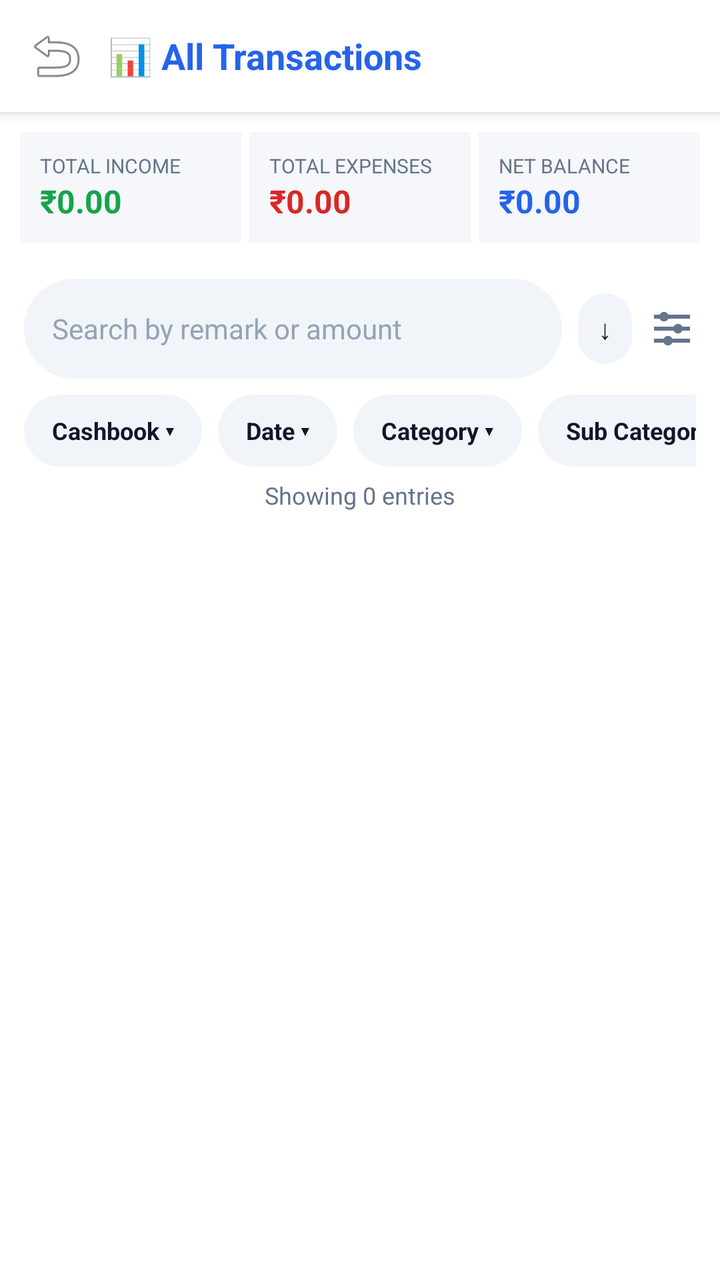
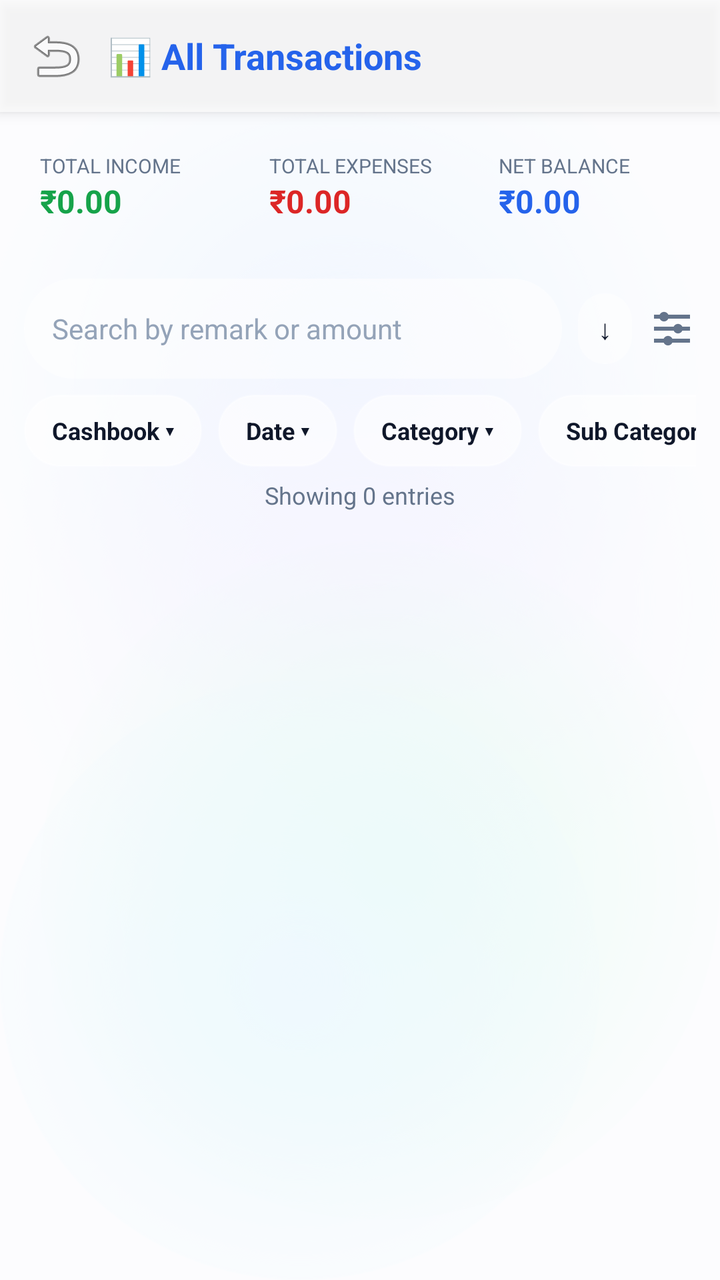

Two renders of the same Android screen: before a commit and after it. Below are the layout's source before the change and the commit's diff.
<!-- AndroidManifest.xml: application theme Theme.ExpenseOS -->
<!-- res/layout/activity_all_transactions.xml -->
<?xml version="1.0" encoding="utf-8"?>
<LinearLayout xmlns:android="http://schemas.android.com/apk/res/android"
    xmlns:app="http://schemas.android.com/apk/res-auto"
    android:layout_width="match_parent"
    android:layout_height="match_parent"
    android:orientation="vertical"
    android:background="@color/bg_card">

    
    <LinearLayout
        android:layout_width="match_parent"
        android:layout_height="56dp"
        android:gravity="center_vertical"
        android:orientation="horizontal"
        android:paddingHorizontal="8dp"
        android:background="@color/nav_bg"
        android:elevation="4dp">

        <ImageButton
            android:id="@+id/btnAllTxnBack"
            android:layout_width="40dp"
            android:layout_height="40dp"
            android:background="?attr/selectableItemBackgroundBorderless"
            android:src="@android:drawable/ic_menu_revert" />

        <TextView
            android:layout_width="wrap_content"
            android:layout_height="wrap_content"
            android:layout_marginStart="6dp"
            android:text="📊 All Transactions"
            android:textColor="@color/primary"
            android:textSize="18sp"
            android:textStyle="bold" />
    </LinearLayout>

    
    <LinearLayout
        android:layout_width="match_parent"
        android:layout_height="wrap_content"
        android:orientation="horizontal"
        android:padding="10dp">

        <LinearLayout
            android:layout_width="0dp"
            android:layout_height="wrap_content"
            android:layout_weight="1"
            android:layout_marginEnd="4dp"
            android:orientation="vertical"
            android:background="@color/bg"
            android:padding="10dp">

            <TextView
                android:text="TOTAL INCOME"
                android:textSize="10sp"
                android:textColor="@color/text_muted"
                android:layout_width="wrap_content"
                android:layout_height="wrap_content" />

            <TextView
                android:id="@+id/tv_total_income"
                android:text="₹0.00"
                android:textSize="16sp"
                android:textStyle="bold"
                android:textColor="@color/green"
                android:layout_width="wrap_content"
                android:layout_height="wrap_content" />
        </LinearLayout>

        <LinearLayout
            android:layout_width="0dp"
            android:layout_height="wrap_content"
            android:layout_weight="1"
            android:layout_marginEnd="4dp"
            android:orientation="vertical"
            android:background="@color/bg"
            android:padding="10dp">

            <TextView
                android:text="TOTAL EXPENSES"
                android:textSize="10sp"
                android:textColor="@color/text_muted"
                android:layout_width="wrap_content"
                android:layout_height="wrap_content" />

            <TextView
                android:id="@+id/tv_total_expense"
                android:text="₹0.00"
                android:textSize="16sp"
                android:textStyle="bold"
                android:textColor="@color/red"
                android:layout_width="wrap_content"
                android:layout_height="wrap_content" />
        </LinearLayout>

        <LinearLayout
            android:layout_width="0dp"
            android:layout_height="wrap_content"
            android:layout_weight="1"
            android:orientation="vertical"
            android:background="@color/bg"
            android:padding="10dp">

            <TextView
                android:text="NET BALANCE"
                android:textSize="10sp"
                android:textColor="@color/text_muted"
                android:layout_width="wrap_content"
                android:layout_height="wrap_content" />

            <TextView
                android:id="@+id/tv_net_balance"
                android:text="₹0.00"
                android:textSize="16sp"
                android:textStyle="bold"
                android:textColor="@color/primary"
                android:layout_width="wrap_content"
                android:layout_height="wrap_content" />
        </LinearLayout>
    </LinearLayout>

    
    <LinearLayout
        android:layout_width="match_parent"
        android:layout_height="wrap_content"
        android:gravity="center_vertical"
        android:orientation="horizontal"
        android:paddingHorizontal="12dp"
        android:paddingVertical="8dp">

        <EditText
            android:id="@+id/etTxnSearch"
            android:layout_width="0dp"
            android:layout_height="wrap_content"
            android:layout_weight="1"
            android:layout_marginEnd="8dp"
            android:hint="Search by remark or amount"
            android:background="@drawable/bg_search_box"
            android:paddingHorizontal="12dp" />

        <TextView
            android:id="@+id/btnSortToggle"
            android:layout_width="wrap_content"
            android:layout_height="wrap_content"
            android:layout_marginEnd="8dp"
            android:background="@drawable/bg_filter_chip"
            android:clickable="true"
            android:focusable="true"
            android:paddingHorizontal="10dp"
            android:paddingVertical="8dp"
            android:text="↓"
            android:textColor="@color/text"
            android:textSize="14sp" />

        <ImageButton
            android:id="@+id/btnTxnFilter"
            android:layout_width="wrap_content"
            android:layout_height="wrap_content"
            android:background="?attr/selectableItemBackgroundBorderless"
            android:src="@drawable/ic_filter"
            app:tint="@color/text_muted" />
    </LinearLayout>

    
    <HorizontalScrollView
        android:layout_width="match_parent"
        android:layout_height="wrap_content"
        android:scrollbars="none"
        android:paddingHorizontal="12dp">

        <LinearLayout
            android:layout_width="wrap_content"
            android:layout_height="wrap_content"
            android:orientation="horizontal">

            <TextView
                android:id="@+id/chipCashBook"
                style="@style/FilterChip"
                android:text="Cashbook ▾" />

            <TextView
                android:id="@+id/chipDate"
                style="@style/FilterChip"
                android:text="Date ▾" />

            <TextView
                android:id="@+id/chipCategory"
                style="@style/FilterChip"
                android:text="Category ▾" />

            <TextView
                android:id="@+id/chipSubCategory"
                style="@style/FilterChip"
                android:text="Sub Category ▾" />

            <TextView
                android:id="@+id/chipAmount"
                style="@style/FilterChip"
                android:text="Amount ▾" />

            <TextView
                android:id="@+id/chipPaymentType"
                style="@style/FilterChip"
                android:text="Payment Type ▾" />

            <TextView
                android:id="@+id/chipAttachment"
                style="@style/FilterChip"
                android:text="Attachment ▾" />
        </LinearLayout>
    </HorizontalScrollView>

    <TextView
        android:id="@+id/tvEntryCount"
        android:layout_width="wrap_content"
        android:layout_height="wrap_content"
        android:layout_gravity="center"
        android:layout_marginVertical="6dp"
        android:text="Showing 0 entries"
        android:textColor="@color/text_muted"
        android:textSize="12sp" />

    <androidx.recyclerview.widget.RecyclerView
        android:id="@+id/rv_transactions"
        android:layout_width="match_parent"
        android:layout_height="0dp"
        android:layout_weight="1"
        android:clipToPadding="false"
        android:paddingBottom="12dp" />
</LinearLayout>
<!-- resources referenced by this layout -->
<resources>
  <color name="bg">#F5F7FB</color>
  <color name="bg_card">#FFFFFF</color>
  <color name="nav_bg">#FFFFFF</color>
  <style name="FilterChip">
          <item name="android:layout_width">wrap_content</item>
          <item name="android:layout_height">@dimen/chip_height</item>
          <item name="android:layout_marginEnd">@dimen/space_2</item>
          <item name="android:background">@drawable/selector_chip</item>
          <item name="android:clickable">true</item>
          <item name="android:focusable">true</item>
          <item name="android:gravity">center_vertical</item>
          <item name="android:paddingHorizontal">14dp</item>
          <item name="android:textColor">@color/text</item>
          <item name="android:textSize">@dimen/type_caption</item>
          <item name="android:textStyle">bold</item>
      </style>
  <style name="Theme.ExpenseOS" parent="Theme.MaterialComponents.DayNight.NoActionBar">
          <item name="colorPrimary">@color/primary</item>
          <item name="colorPrimaryVariant">@color/primary_dark</item>
          <item name="colorPrimaryDark">@color/primary_dark</item>
          <item name="colorOnPrimary">@color/on_primary</item>
          <item name="colorSecondary">@color/secondary</item>
          <item name="colorSecondaryVariant">@color/secondary_dark</item>
          <item name="colorOnSecondary">@color/on_primary</item>
          <item name="colorAccent">@color/primary</item>
          <item name="colorSurface">@color/surface</item>
          <item name="colorOnSurface">@color/text</item>
          <item name="colorOnBackground">@color/text</item>
          <item name="colorError">@color/danger</item>
          <item name="android:colorBackground">@color/bg</item>
          <item name="android:windowBackground">@color/bg</item>
  
          <item name="android:textColorPrimary">@color/text</item>
          <item name="android:textColorSecondary">@color/text_muted</item>
          <item name="android:textColorHint">@color/text_hint</item>
          <item name="android:fontFamily">sans-serif</item>
          <item name="fontFamily">sans-serif</item>
  
          
          <item name="android:statusBarColor">@color/bg</item>
          <item name="android:navigationBarColor">@color/nav_bg</item>
          <item name="android:windowLightStatusBar">true</item>
          <item name="android:windowLightNavigationBar" tools:targetApi="o_mr1">true</item>
          <item name="android:forceDarkAllowed" tools:targetApi="q">false</item>
  
          
          <item name="editTextStyle">@style/Widget.ExpenseOS.EditText</item>
          <item name="materialAlertDialogTheme">@style/ThemeOverlay.ExpenseOS.Dialog</item>
          <item name="bottomSheetDialogTheme">@style/ThemeOverlay.ExpenseOS.BottomSheet</item>
          <item name="materialTimePickerTheme">@style/ThemeOverlay.ExpenseOS.TimePicker</item>
          <item name="android:windowAnimationStyle">@style/Animation.ExpenseOS.Window</item>
          <item name="android:windowActivityTransitions">true</item>
          <item name="android:windowContentTransitions">true</item>
      </style>
  <color name="surface_2">#F1F5F9</color>
  <!-- drawable selector_chip (drawable) -->
  <?xml version="1.0" encoding="utf-8"?>
  <selector xmlns:android="http://schemas.android.com/apk/res/android">
      <item android:state_selected="true">
          <shape android:shape="rectangle">
              <solid android:color="@color/primary" />
              <corners android:radius="999dp" />
          </shape>
      </item>
      <item android:state_activated="true">
          <shape android:shape="rectangle">
              <solid android:color="@color/primary" />
              <corners android:radius="999dp" />
          </shape>
      </item>
      <item>
          <shape android:shape="rectangle">
              <solid android:color="@color/surface_2" />
              <corners android:radius="999dp" />
          </shape>
      </item>
  </selector>
  <color name="surface">#FFFFFF</color>
  <!-- unchanged entries left out for length: 27 -->
</resources>

<!-- the commit's change to res/layout/activity_all_transactions.xml (unified diff, before → after) -->
@@ -46,7 +46,7 @@
             android:layout_weight="1"
             android:layout_marginEnd="4dp"
             android:orientation="vertical"
-            android:background="@color/bg"
+            android:background="@android:color/transparent"
             android:padding="10dp">
 
             <TextView
@@ -72,7 +72,7 @@
             android:layout_weight="1"
             android:layout_marginEnd="4dp"
             android:orientation="vertical"
-            android:background="@color/bg"
+            android:background="@android:color/transparent"
             android:padding="10dp">
 
             <TextView
@@ -97,7 +97,7 @@
             android:layout_height="wrap_content"
             android:layout_weight="1"
             android:orientation="vertical"
-            android:background="@color/bg"
+            android:background="@android:color/transparent"
             android:padding="10dp">
 
             <TextView
<!-- resource entries referenced after the edit -->
@@ -1,13 +1,69 @@
 <!-- resources referenced by this layout -->
 <resources>
-  <color name="bg">#F5F7FB</color>
-  <color name="bg_card">#FFFFFF</color>
-  <color name="nav_bg">#FFFFFF</color>
+  <color name="bg">#F2F5FB</color>
+  <!-- drawable aurora_bg (drawable) -->
+  <?xml version="1.0" encoding="utf-8"?>
+  <layer-list xmlns:android="http://schemas.android.com/apk/res/android">
+      <item android:drawable="@color/aurora_base" />
+      <item android:width="380dp" android:height="380dp"
+          android:gravity="top|end"
+          android:drawable="@drawable/aurora_blob_blue" />
+      <item android:width="360dp" android:height="360dp"
+          android:gravity="start" android:top="120dp"
+          android:drawable="@drawable/aurora_blob_violet" />
+      <item android:width="340dp" android:height="340dp"
+          android:gravity="bottom|end" android:bottom="30dp"
+          android:drawable="@drawable/aurora_blob_mint" />
+      <item android:width="300dp" android:height="300dp"
+          android:gravity="bottom|start"
+          android:drawable="@drawable/aurora_blob_sky" />
+  </layer-list>
+  <color name="glass_fill_soft">#99FFFFFF</color>
+  <color name="glass_stroke_soft">#59FFFFFF</color>
+  <color name="aurora_base">#F2F5FB</color>
+  <!-- drawable aurora_blob_blue (drawable) -->
+  <?xml version="1.0" encoding="utf-8"?>
+  <shape xmlns:android="http://schemas.android.com/apk/res/android" android:shape="oval">
+      <gradient
+          android:type="radial"
+          android:gradientRadius="180dp"
+          android:startColor="#BFDBFE"
+          android:endColor="#00BFDBFE" />
+  </shape>
+  <!-- drawable aurora_blob_violet (drawable) -->
+  <?xml version="1.0" encoding="utf-8"?>
+  <shape xmlns:android="http://schemas.android.com/apk/res/android" android:shape="oval">
+      <gradient
+          android:type="radial"
+          android:gradientRadius="180dp"
+          android:startColor="#DDD6FE"
+          android:endColor="#00DDD6FE" />
+  </shape>
+  <!-- drawable aurora_blob_mint (drawable) -->
+  <?xml version="1.0" encoding="utf-8"?>
+  <shape xmlns:android="http://schemas.android.com/apk/res/android" android:shape="oval">
+      <gradient
+          android:type="radial"
+          android:gradientRadius="180dp"
+          android:startColor="#A7F3D0"
+          android:endColor="#00A7F3D0" />
+  </shape>
+  <!-- drawable aurora_blob_sky (drawable) -->
+  <?xml version="1.0" encoding="utf-8"?>
+  <shape xmlns:android="http://schemas.android.com/apk/res/android" android:shape="oval">
+      <gradient
+          android:type="radial"
+          android:gradientRadius="180dp"
+          android:startColor="#BAE6FD"
+          android:endColor="#00BAE6FD" />
+  </shape>
+  <color name="bg_card">#C2FFFFFF</color>
+  <color name="nav_bg">#B9FFFFFF</color>
   <style name="FilterChip">
           <item name="android:layout_width">wrap_content</item>
           <item name="android:layout_height">@dimen/chip_height</item>
           <item name="android:layout_marginEnd">@dimen/space_2</item>
-          <item name="android:background">@drawable/selector_chip</item>
+          <item name="android:background">@drawable/selector_chip_glass</item>
           <item name="android:clickable">true</item>
           <item name="android:focusable">true</item>
           <item name="android:gravity">center_vertical</item>
@@ -30,7 +86,7 @@
           <item name="colorOnBackground">@color/text</item>
           <item name="colorError">@color/danger</item>
           <item name="android:colorBackground">@color/bg</item>
-          <item name="android:windowBackground">@color/bg</item>
+          <item name="android:windowBackground">@drawable/aurora_bg</item>
   
           <item name="android:textColorPrimary">@color/text</item>
           <item name="android:textColorSecondary">@color/text_muted</item>
@@ -39,8 +95,8 @@
           <item name="fontFamily">sans-serif</item>
   
           
-          <item name="android:statusBarColor">@color/bg</item>
-          <item name="android:navigationBarColor">@color/nav_bg</item>
+          <item name="android:statusBarColor">@android:color/transparent</item>
+          <item name="android:navigationBarColor">@android:color/transparent</item>
           <item name="android:windowLightStatusBar">true</item>
           <item name="android:windowLightNavigationBar" tools:targetApi="o_mr1">true</item>
           <item name="android:forceDarkAllowed" tools:targetApi="q">false</item>
@@ -54,8 +110,8 @@
           <item name="android:windowActivityTransitions">true</item>
           <item name="android:windowContentTransitions">true</item>
       </style>
-  <color name="surface_2">#F1F5F9</color>
-  <!-- drawable selector_chip (drawable) -->
+  <color name="surface_2">#8CFFFFFF</color>
+  <!-- drawable selector_chip_glass (drawable) -->
   <?xml version="1.0" encoding="utf-8"?>
   <selector xmlns:android="http://schemas.android.com/apk/res/android">
       <item android:state_selected="true">
@@ -72,12 +128,13 @@
       </item>
       <item>
           <shape android:shape="rectangle">
-              <solid android:color="@color/surface_2" />
+              <solid android:color="@color/glass_fill_soft" />
+              <stroke android:width="1dp" android:color="@color/glass_stroke_soft" />
               <corners android:radius="999dp" />
           </shape>
       </item>
   </selector>
-  <color name="surface">#FFFFFF</color>
+  <color name="surface">#E9FFFFFF</color>
   <!-- unchanged entries left out for length: 27 -->
 </resources>
 
